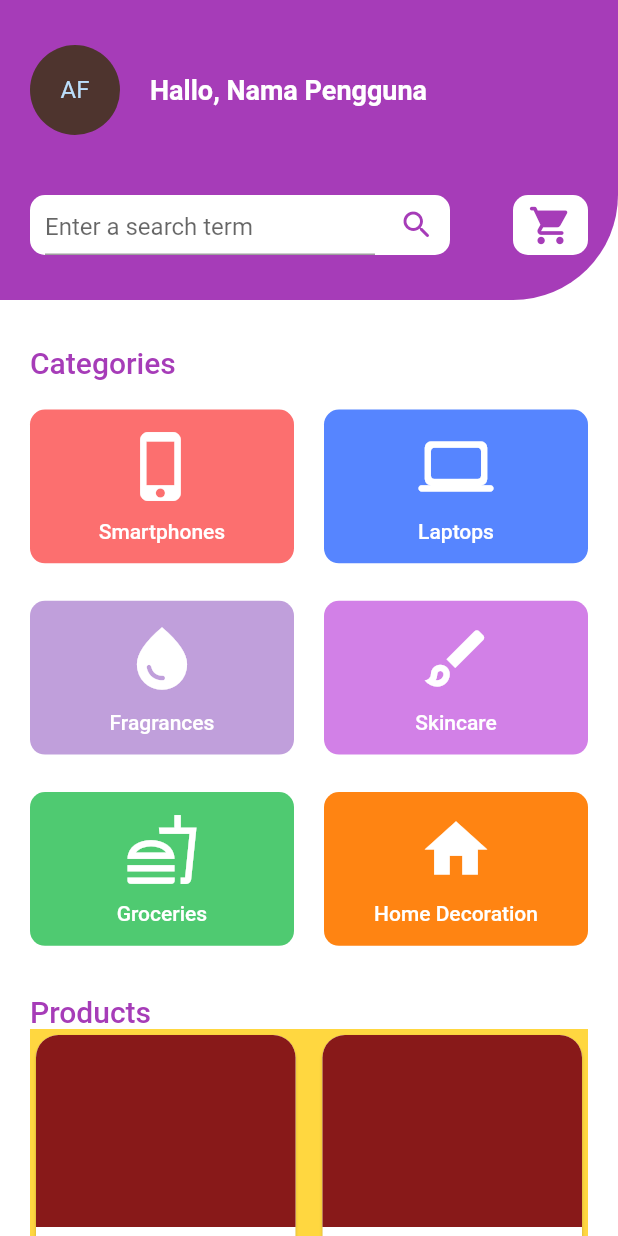
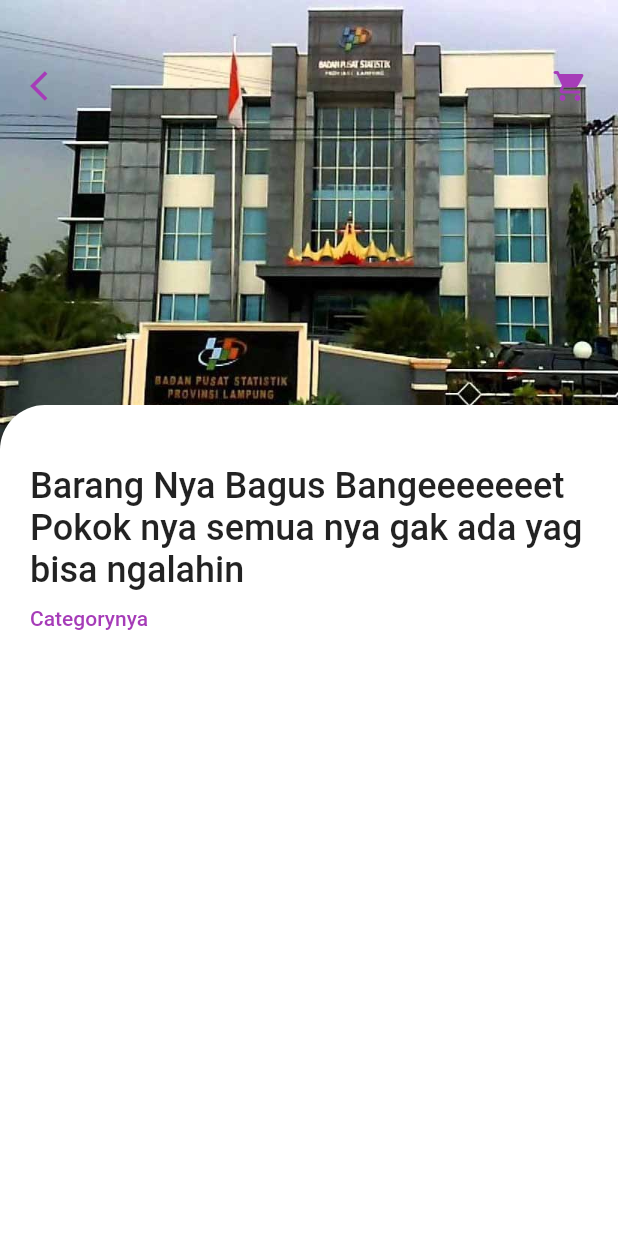
Before and after one commit to FARRAS-DARKUNO/Fake-Store, a Flutter app: the screen it shows after launch, on a phone screen of 412 x 824 dp. Run offline on Flutter 3.47's test engine with Material 2 defaults, Android fonts, the phone set to English and light mode, and no system bars.

Commit message:
add detail product

```diff
--- a/lib/main.dart
+++ b/lib/main.dart
@@ -1,4 +1,5 @@
-import 'package:fake_store/screen/home_screen.dart';
+import 'package:fake_store/screen/detail_screen.dart';
+// import 'package:fake_store/screen/home_screen.dart';
 import 'package:flutter/material.dart';
 
 void main() {
@@ -14,6 +15,6 @@ class MyApp extends StatelessWidget {
         theme: ThemeData(
           primarySwatch: Colors.blue,
         ),
-        home: HomeScreen());
+        home: DetailScreen());
   }
 }
--- /dev/null
+++ b/lib/screen/detail_screen.dart
@@ -0,0 +1,25 @@
+import 'package:fake_store/utils/color.dart';
+import 'package:fake_store/widget/arrow_and_chart.dart';
+import 'package:fake_store/widget/detail_product.dart';
+import 'package:fake_store/widget/picture_detail_product.dart';
+import 'package:flutter/material.dart';
+
+class DetailScreen extends StatefulWidget {
+  const DetailScreen({Key? key}) : super(key: key);
+
+  @override
+  State<DetailScreen> createState() => _DetailScreenState();
+}
+
+class _DetailScreenState extends State<DetailScreen> {
+  @override
+  Widget build(BuildContext context) {
+    final colorBackground = Color.fromARGB(255, 255, 255, 255);
+    return Scaffold(
+      backgroundColor: colorBackground,
+      body: Stack(
+        children: [PictureProduct(), ArrowAndChart(), DetailProduct()],
+      ),
+    );
+  }
+}
--- /dev/null
+++ b/lib/widget/arrow_and_chart.dart
@@ -0,0 +1,33 @@
+import 'package:fake_store/utils/color.dart';
+import 'package:flutter/material.dart';
+
+class ArrowAndChart extends StatelessWidget {
+  const ArrowAndChart({Key? key}) : super(key: key);
+  @override
+  Widget build(BuildContext context) {
+    return Positioned(
+      top: 45,
+      left: 20,
+      right: 20,
+      child: Row(
+        mainAxisAlignment: MainAxisAlignment.spaceBetween,
+        children: <Widget>[
+          InkWell(
+            onTap: () => print('back'),
+            child: Icon(
+              Icons.arrow_back_ios,
+              color: colorPrimary,
+            ),
+          ),
+          InkWell(
+            onTap: () => print('to keranjang'),
+            child: Icon(
+              Icons.shopping_cart_rounded,
+              color: colorPrimary,
+            ),
+          )
+        ],
+      ),
+    );
+  }
+}
--- a/lib/widget/card_product.dart
+++ b/lib/widget/card_product.dart
@@ -9,7 +9,11 @@ class CardProduct extends StatelessWidget {
     var size = MediaQuery.of(context).size;
     final double itemHeight = 320;
     final double itemWidth = size.width / 2;
-    return Card(
+    return InkWell(
+      onTap: () {
+        print('tab the card');
+      },
+      child: Card(
         shape: RoundedRectangleBorder(
           borderRadius: BorderRadius.circular(15.0),
         ),
@@ -20,7 +24,8 @@ class CardProduct extends StatelessWidget {
               decoration: BoxDecoration(
                 color: Color.fromARGB(255, 136, 25, 25),
                 borderRadius: BorderRadius.only(
-                  topLeft: Radius.circular(15), topRight: Radius.circular(15)),
+                    topLeft: Radius.circular(15),
+                    topRight: Radius.circular(15)),
               ),
             ),
             Container(
@@ -48,12 +53,17 @@ class CardProduct extends StatelessWidget {
                   SizedBox(
                     height: 10,
                   ),
-                Container(
+                  InkWell(
+                    onTap: () {
+                      print('pab to add .');
+                    },
+                    child: Container(
                       width: double.infinity,
                       alignment: Alignment.center,
                       height: 25,
                       decoration: BoxDecoration(
-                    borderRadius: BorderRadius.all(const Radius.circular(5)),
+                        borderRadius:
+                            BorderRadius.all(const Radius.circular(5)),
                         color: colorPrimary,
                       ),
                       child: Text(
@@ -62,11 +72,13 @@ class CardProduct extends StatelessWidget {
                             color: Colors.white, fontWeight: FontWeight.w500),
                       ),
                     ),
+                  ),
                 ],
               ),
             ),
           ],
         ),
+      ),
     );
   }
 }
--- /dev/null
+++ b/lib/widget/detail_product.dart
@@ -0,0 +1,43 @@
+import 'package:fake_store/utils/color.dart';
+import 'package:flutter/material.dart';
+
+class DetailProduct extends StatelessWidget {
+  const DetailProduct({Key? key}) : super(key: key);
+  @override
+  Widget build(BuildContext context) {
+    return Positioned(
+      top: 270,
+      left: 0,
+      right: 0,
+      bottom: 0,
+      child: Container(
+        padding: EdgeInsets.only(right: 20, left: 20, top: 40, bottom: 20),
+        // height: 500,
+        width: double.infinity,
+        decoration: BoxDecoration(
+            color: Color.fromARGB(255, 255, 255, 255),
+            borderRadius: BorderRadius.only(topLeft: Radius.circular(30))),
+        child: Column(
+          crossAxisAlignment: CrossAxisAlignment.start,
+          children: <Widget>[
+            Text(
+              'Barang Nya Bagus Bangeeeeeeet Pokok nya semua nya gak ada yag bisa ngalahin',
+              style: TextStyle(
+                fontSize: 24,
+                fontWeight: FontWeight.w500,
+              ),
+            ),
+            SizedBox(height: 10),
+            Text(
+              "Categorynya",
+              style: TextStyle(
+                  fontSize: 14,
+                  fontWeight: FontWeight.w500,
+                  color: colorPrimary),
+            )
+          ],
+        ),
+      ),
+    );
+  }
+}
--- /dev/null
+++ b/lib/widget/picture_detail_product.dart
@@ -0,0 +1,21 @@
+import 'package:flutter/material.dart';
+
+class PictureProduct extends StatelessWidget {
+  const PictureProduct({Key? key}) : super(key: key);
+  @override
+  Widget build(BuildContext context) {
+    return Positioned(
+      left: 0,
+      right: 0,
+      // bottom: 0,
+      child: Container(
+        width: double.infinity,
+        height: 300,
+        decoration: BoxDecoration(
+            image: DecorationImage(
+                fit: BoxFit.cover,
+                image: AssetImage("images/BPS-Provinsi-Lampung.jpg"))),
+      ),
+    );
+  }
+}
--- a/pubspec.yaml
+++ b/pubspec.yaml
@@ -58,8 +58,8 @@ flutter:
   uses-material-design: true
 
   # To add assets to your application, add an assets section, like this:
-assets:
-    assets/
+  assets:
+    - images/
   #   - images/a_dot_ham.jpeg
 
   # An image asset can refer to one or more resolution-specific "variants", see
```
Also changed, not shown: images/5fed5eec5579e.jpg (added), images/BPS-Provinsi-Lampung.jpg (added), images/frame-phone.png (renamed from assets/Frame34.png). Lines whose indentation alone changed are shown as unchanged.
